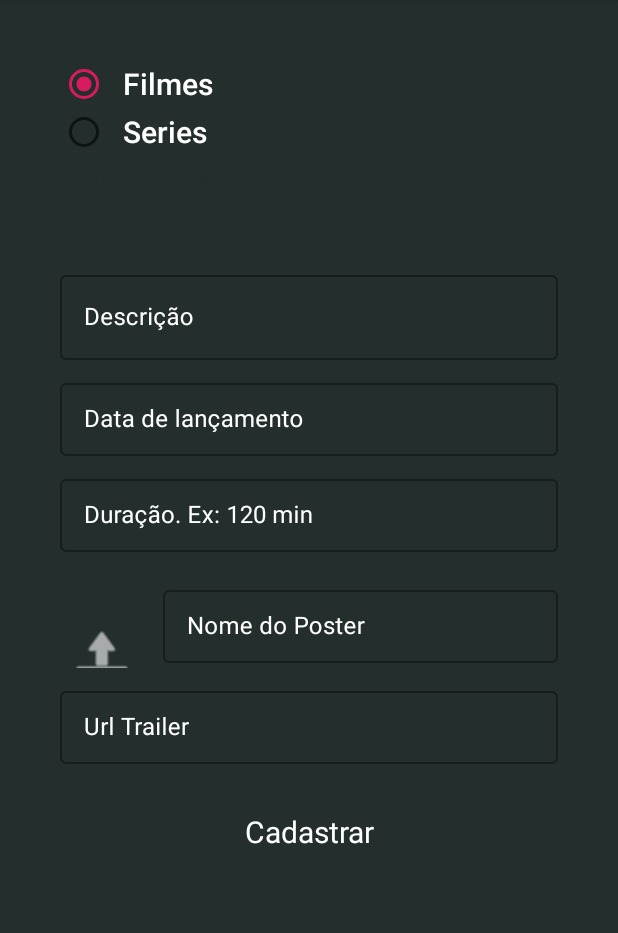
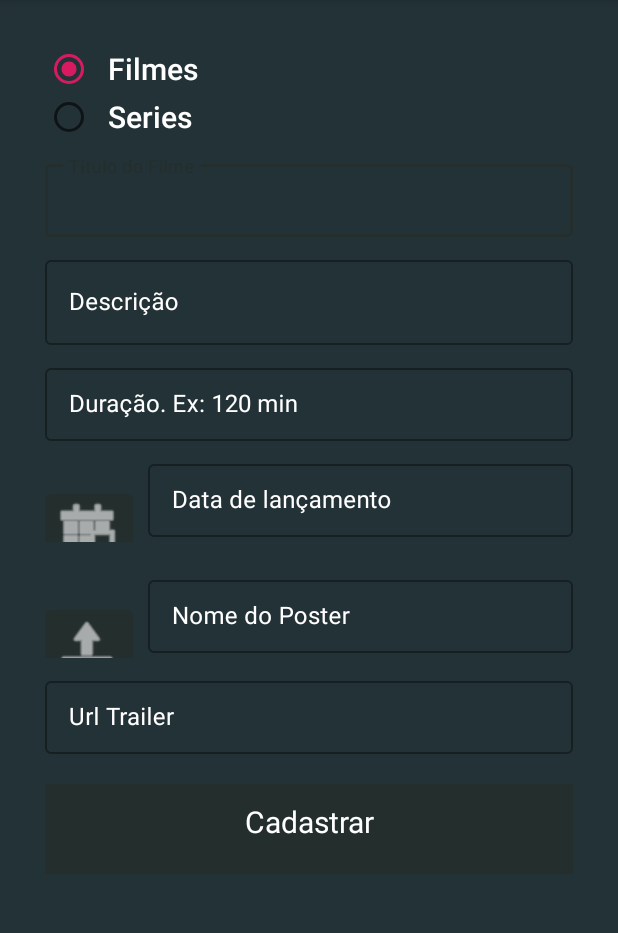
Before and after one commit to Kdiaseng/TheBestMovies, an Android app: the CadastroFilmesActivity screen opened directly, with no data from a screen before it, on a phone screen of 412 x 824 dp, the part 84-1017 px from its top. Run offline under Robolectric (Android 15) with nearby library versions, the phone set to English and light mode, and no system bars; our stand-ins replace Firebase (no records; nobody signed in at launch, a user with empty details on screens opened directly).

Commit message:
adicionado dataPicker na tela de cadastro de filmes

```diff
--- a/app/src/main/java/com/kdias/thebestmovies/features/cadastroFilmes/CadastroFilmesActivity.kt
+++ b/app/src/main/java/com/kdias/thebestmovies/features/cadastroFilmes/CadastroFilmesActivity.kt
@@ -1,39 +1,82 @@
 package com.kdias.thebestmovies.features.cadastroFilmes
 
+import android.app.DatePickerDialog
 import androidx.appcompat.app.AppCompatActivity
 import android.os.Bundle
+import android.text.InputType.TYPE_NULL
 import android.view.Menu
 import android.view.MenuInflater
 import android.view.MenuItem
 import android.view.View
+import android.widget.DatePicker
 import com.google.android.material.snackbar.Snackbar
 import com.google.firebase.auth.FirebaseAuth
 import com.kdias.thebestmovies.R
 import kotlinx.android.synthetic.main.activity_cadastro_filmes.*
+import java.text.SimpleDateFormat
+import java.util.*
 
 class CadastroFilmesActivity : AppCompatActivity() {
     var fbAuth = FirebaseAuth.getInstance()
+    var cal = Calendar.getInstance()
+
+
     override fun onCreate(savedInstanceState: Bundle?) {
         super.onCreate(savedInstanceState)
         setContentView(R.layout.activity_cadastro_filmes)
 
+        edtReleased.isFocusable = true
+        edtReleased.isFocusableInTouchMode = true
+        edtReleased.inputType = TYPE_NULL
+
+
+
+        val dateSetListener = object : DatePickerDialog.OnDateSetListener {
+            override fun onDateSet(view: DatePicker?, year: Int, mothOfYear: Int, dayOfMoth: Int) {
+                cal.set(Calendar.YEAR, year)
+                cal.set(Calendar.MONTH, mothOfYear)
+                cal.set(Calendar.DAY_OF_YEAR, dayOfMoth)
+                updateDateInView()
+
+            }
+
+        }
+
+        btnInputDate!!.setOnClickListener(object : View.OnClickListener {
+            override fun onClick(p0: View?) {
+                DatePickerDialog(
+                    this@CadastroFilmesActivity,
+                    dateSetListener,
+                    cal.get(Calendar.YEAR),
+                    cal.get(Calendar.MONTH),
+                    cal.get(Calendar.DAY_OF_YEAR)
+                ).show()
+            }
+
+        })
 
         fbAuth.addAuthStateListener {
-            if(fbAuth.currentUser == null){
+            if (fbAuth.currentUser == null) {
                 this.finish()
             }
         }
     }
 
+    private fun updateDateInView() {
+        val myFormat = "MM/dd/yyyy" // mention the format you need
+        val sdf = SimpleDateFormat(myFormat, Locale.US)
+        edtReleased.setText(sdf.format(cal.getTime()))
+    }
+
     override fun onCreateOptionsMenu(menu: Menu?): Boolean {
-        menuInflater.inflate(R.menu.main_menu,menu)
+        menuInflater.inflate(R.menu.main_menu, menu)
         return true
     }
 
     override fun onOptionsItemSelected(item: MenuItem): Boolean {
         val id = item.itemId
 
-        if (id == R.id.action_logout){
+        if (id == R.id.action_logout) {
             showMessage(item.actionView, "Logging Out...")
             signOut()
         }
@@ -41,11 +84,11 @@
         return super.onOptionsItemSelected(item)
     }
 
-    fun showMessage(view: View, message: String){
+    fun showMessage(view: View, message: String) {
         Snackbar.make(view, message, Snackbar.LENGTH_INDEFINITE).setAction("Action", null).show()
     }
 
-    fun signOut(){
+    fun signOut() {
         fbAuth.signOut()
 
     }
--- a/app/src/main/res/layout/activity_cadastro_filmes.xml
+++ b/app/src/main/res/layout/activity_cadastro_filmes.xml
@@ -12,10 +12,10 @@
         android:layout_height="match_parent">
 
         <LinearLayout
-            android:padding="40dp"
+            android:padding="30dp"
             android:layout_width="match_parent"
             android:orientation="vertical"
-            android:background="@color/colorPrimary"
+            android:background="@color/gunmetal"
             android:layout_height="match_parent">
 
             <RadioGroup
@@ -80,22 +80,8 @@
 
             </com.google.android.material.textfield.TextInputLayout>
 
-            <com.google.android.material.textfield.TextInputLayout
-                android:layout_marginTop="10dp"
-                style="@style/Widget.MaterialComponents.TextInputLayout.OutlinedBox.Dense"
-                android:layout_width="match_parent"
-                android:textColorHint="@android:color/white"
-                android:layout_height="wrap_content"
-                android:inputType="date"
-                android:hint="@string/input_dt_publicacao">
 
-                <com.google.android.material.textfield.TextInputEditText
-                    android:id="@+id/edtReleased"
-                    android:textColor="@android:color/white"
-                    android:layout_width="match_parent"
-                    android:layout_height="match_parent"/>
 
-            </com.google.android.material.textfield.TextInputLayout>
 
             <com.google.android.material.textfield.TextInputLayout
                 style="@style/Widget.MaterialComponents.TextInputLayout.OutlinedBox.Dense"
@@ -112,6 +98,45 @@
                     android:layout_height="match_parent"/>
 
             </com.google.android.material.textfield.TextInputLayout>
+
+            <LinearLayout
+                android:layout_marginTop="10dp"
+                android:layout_width="match_parent"
+                android:layout_height="wrap_content"
+                android:orientation="horizontal">
+
+                <com.google.android.material.button.MaterialButton
+                    android:textAppearance="@style/Widget.MaterialComponents.Button.Icon"
+                    android:id="@+id/btnInputDate"
+                    android:paddingLeft="5dp"
+                    android:layout_width="wrap_content"
+                    android:layout_height="wrap_content"
+                    app:icon="@android:drawable/ic_menu_today"
+                    android:layout_marginRight="10dp"
+                    app:iconSize="45dp" />
+
+
+
+                <com.google.android.material.textfield.TextInputLayout
+
+                    style="@style/Widget.MaterialComponents.TextInputLayout.OutlinedBox.Dense"
+                    android:layout_width="match_parent"
+                    android:textColorHint="@android:color/white"
+                    android:layout_height="wrap_content"
+                    android:inputType= "none"
+                    android:hint="@string/input_dt_publicacao">
+
+                    <com.google.android.material.textfield.TextInputEditText
+
+                        android:id="@+id/edtReleased"
+                        android:textColor="@android:color/white"
+                        android:layout_width="match_parent"
+                        android:layout_height="match_parent"/>
+
+                </com.google.android.material.textfield.TextInputLayout>
+
+            </LinearLayout>
+
 
             <LinearLayout
                 android:layout_marginTop="20dp"
--- a/app/src/main/res/layout/activity_login.xml
+++ b/app/src/main/res/layout/activity_login.xml
@@ -8,7 +8,7 @@
     tools:context=".features.login.LoginActivity">
 
     <LinearLayout
-        android:padding="40dp"
+        android:padding="30dp"
         android:layout_width="match_parent"
         android:layout_height="match_parent"
         android:orientation="vertical">
--- a/build.gradle
+++ b/build.gradle
@@ -8,7 +8,7 @@
 
     }
     dependencies {
-        classpath 'com.android.tools.build:gradle:3.4.2'
+        classpath 'com.android.tools.build:gradle:3.5.0'
         classpath "org.jetbrains.kotlin:kotlin-gradle-plugin:$kotlin_version"
         classpath 'com.google.gms:google-services:4.2.0'
         // NOTE: Do not place your application dependencies here; they belong
```
Also changed, not shown: app/src/main/ic_launcher_data-web.png (added), gradle/wrapper/gradle-wrapper.properties.
